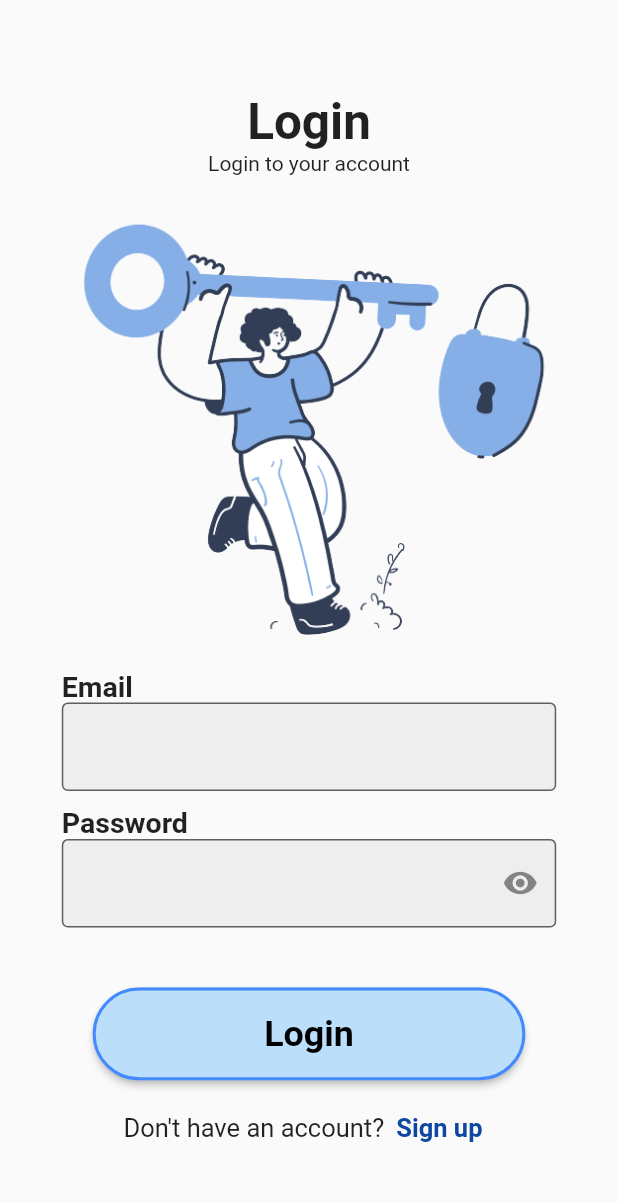
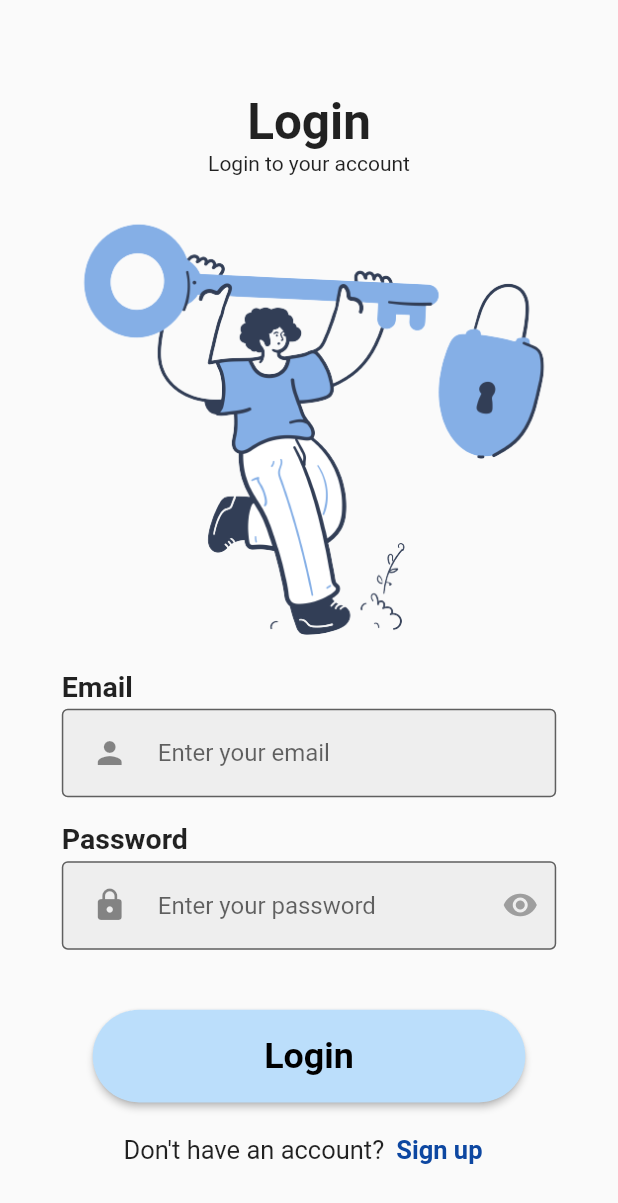
Before and after one commit to hafsaabidsaeed/ELaw-Mobile-Application, a Flutter app: the Login screen opened directly, on a phone screen of 412 x 824 dp. Shown: the top 1203 px of the screen. Run offline on Flutter 3.47's test engine with Material 2 defaults, Android fonts, the light colour scheme and no system bars; our stand-ins replace pinput.

Commit message:
Updated login.dart
Made changes in the login screen UI and made password field obsecure text icon button functional.

```diff
--- a/lib/screens/registeration/login.dart
+++ b/lib/screens/registeration/login.dart
@@ -15,6 +15,7 @@ class _LoginState extends State<Login> {
   final GlobalKey<FormState> _formKey = GlobalKey<FormState>();
   final TextEditingController _emailController = TextEditingController();
   final TextEditingController _passwordController = TextEditingController();
+  bool _isObscurePassword = true;
 
   @override
   Widget build(BuildContext context) {
@@ -47,11 +48,18 @@ class _LoginState extends State<Login> {
                     "Email",
                     style: TextStyle(fontWeight: FontWeight.bold, fontSize: 19),
                   ),
+                  SizedBox(height: screenHeight* 0.005,),
                   TextFormField(
                     controller: _emailController,
-                    obscureText: true,
+                    obscureText: false,
                     keyboardType: TextInputType.emailAddress,
+                    textInputAction: TextInputAction.next,
                     decoration: InputDecoration(
+                      hintText: "Enter your email",
+                      prefixIcon: const Padding(
+                        padding: EdgeInsets.only(right: 20.0, left: 20),
+                        child: Icon(Icons.person),
+                      ),
                       border: const OutlineInputBorder(),
                       filled: true,
                       fillColor: Colors.grey[200],
@@ -63,17 +71,33 @@ class _LoginState extends State<Login> {
                       return null;
                     },
                   ),
-                  const SizedBox(height: 10),
+                  SizedBox(height: screenHeight* 0.02,),
                   const Text(
                     "Password",
                     style: TextStyle(fontWeight: FontWeight.bold, fontSize: 19),
                   ),
+                  SizedBox(height: screenHeight* 0.005,),
                   TextFormField(
                     controller: _passwordController,
-                    obscureText: true,
+                    obscureText: _isObscurePassword,
                     decoration: InputDecoration(
+                      hintText: "Enter your password",
                       border: const OutlineInputBorder(),
-                      suffixIcon: const Icon(Icons.visibility),
+                      prefixIcon: const Padding(
+                      padding: EdgeInsets.only(right: 20.0, left: 20),
+                      child: Icon(Icons.lock),
+                    ),
+                      suffixIcon: IconButton(
+                        icon: Icon(
+                          _isObscurePassword ? Icons.remove_red_eye : Icons.visibility_off,
+                          color: Colors.grey,
+                        ),
+                        onPressed: () {
+                          setState(() {
+                            _isObscurePassword = !_isObscurePassword;
+                          });
+                        },
+                      ),
                       filled: true,
                       fillColor: Colors.grey[200],
                     ),
@@ -107,7 +131,6 @@ class _LoginState extends State<Login> {
                   ),
                   foregroundColor: Colors.black,
                   backgroundColor: Colors.blue[100],
-                  side: const BorderSide(color: Colors.blueAccent, width: 2),
                   shape: const StadiumBorder(),
                 ),
                 child: const Text("Login"),
```
